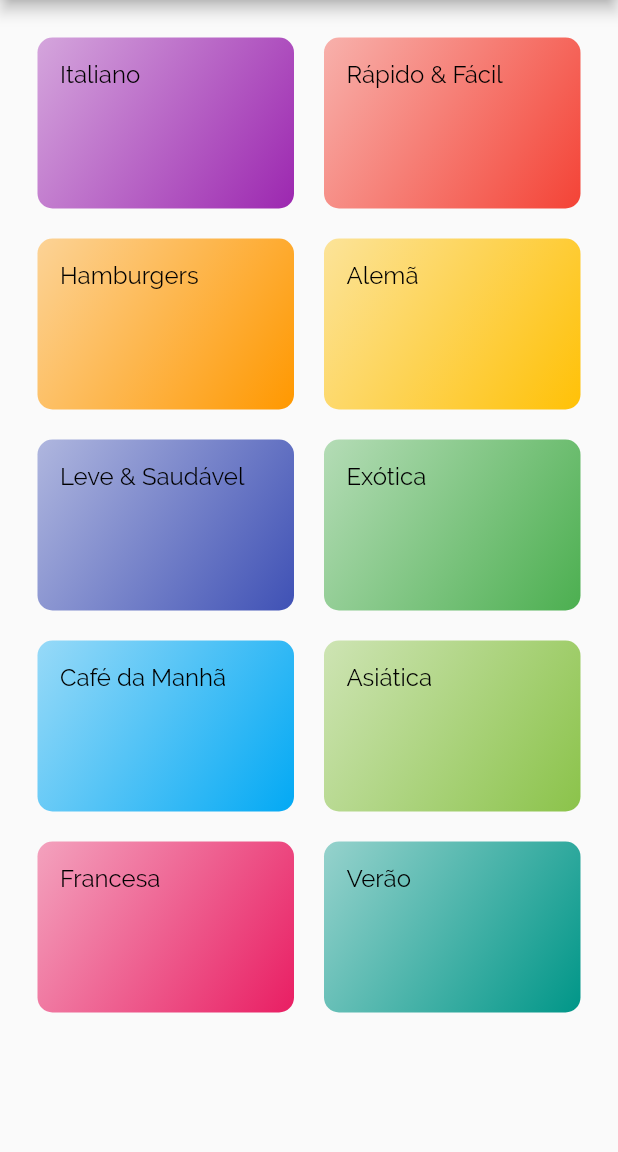
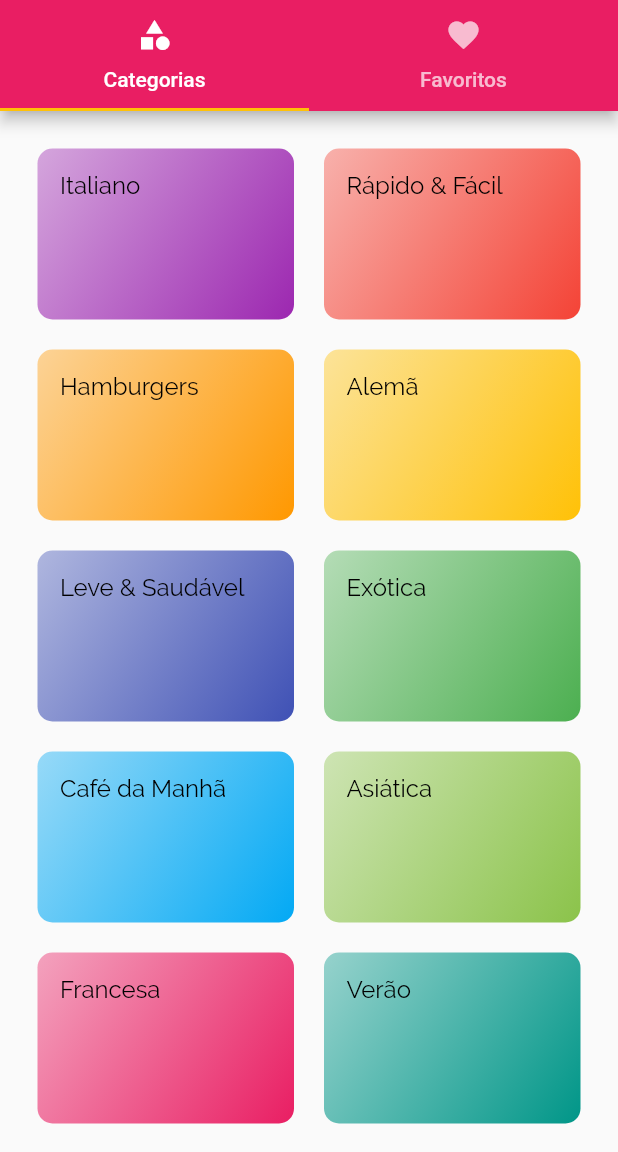
Before and after one commit to frank000/meals, a Flutter app: the screen it shows after launch, on a phone screen of 412 x 824 dp, the part 84-1236 px from its top. Run offline on Flutter 3.47's test engine with Material 2 defaults, Android fonts, the phone set to English and light mode, and no system bars.

Commit message:
Uso de Tabs para mudar tela

```diff
--- a/lib/main.dart
+++ b/lib/main.dart
@@ -3,6 +3,7 @@ import 'package:meals/models/category.dart';
 import 'package:meals/screens/categories_meals_screen.dart';
 import 'package:meals/screens/categories_screen.dart';
 import 'package:meals/screens/meal_detail_screen.dart';
+import 'package:meals/screens/tabs_screen.dart';
 import 'package:meals/utils/app_routes.dart';
 
 void main() {
@@ -39,7 +40,7 @@ class MyApp extends StatelessWidget {
       ),
       // home: const CategoriesScreens(),
       routes: {
-        AppRoutes.HOME: (ctx) => CategoriesScreens(),
+        AppRoutes.HOME: (ctx) => TabsScreen(),
         AppRoutes.CATEGORIES_MEALS: (ctx) => CategoriesMealsScreen(),
         AppRoutes.MEAL_DETAIL: (ctx) => MealDetailScreen(),
       },
--- a/lib/screens/categories_screen.dart
+++ b/lib/screens/categories_screen.dart
@@ -7,9 +7,7 @@ class CategoriesScreens extends StatelessWidget {
 
   @override
   Widget build(BuildContext context) {
-    return Scaffold(
-      appBar: AppBar(title: Text('Vamos Cozinhar')),
-      body: GridView(
+    return GridView(
       padding: const EdgeInsets.all(25),
       gridDelegate: const SliverGridDelegateWithMaxCrossAxisExtent(
         maxCrossAxisExtent: 200, //cada elemnto tem extenção max de 200
@@ -20,7 +18,6 @@ class CategoriesScreens extends StatelessWidget {
       children: dummyCategories.map((cat) {
         return CategoryItem(category: cat);
       }).toList(),
-      ),
     );
   }
 }
--- /dev/null
+++ b/lib/screens/favorite_screen.dart
@@ -0,0 +1,12 @@
+import 'package:flutter/material.dart';
+
+class FavoriteScreen extends StatelessWidget {
+  const FavoriteScreen({Key? key}) : super(key: key);
+
+  @override
+  Widget build(BuildContext context) {
+    return Center(
+      child: Text('Minhas refeiçõres favoritas'),
+    );
+  }
+}
--- /dev/null
+++ b/lib/screens/tabs_screen.dart
@@ -0,0 +1,37 @@
+import 'package:flutter/material.dart';
+import 'package:meals/screens/categories_screen.dart';
+import 'package:meals/screens/favorite_screen.dart';
+
+class TabsScreen extends StatelessWidget {
+  const TabsScreen({Key? key}) : super(key: key);
+
+  @override
+  Widget build(BuildContext context) {
+    return DefaultTabController(
+      length: 2,
+      child: Scaffold(
+        appBar: AppBar(
+          title: Text('Vamos Cozinhar'),
+          bottom: TabBar(
+            tabs: [
+              Tab(
+                icon: Icon(Icons.category),
+                text: 'Categorias',
+              ),
+              Tab(
+                icon: Icon(Icons.favorite),
+                text: 'Favoritos',
+              ),
+            ],
+          ),
+        ),
+        body: TabBarView(
+          children: const [
+            CategoriesScreens(),
+            FavoriteScreen(),
+          ],
+        ),
+      ),
+    );
+  }
+}
```
Lines whose indentation alone changed are shown as unchanged.
